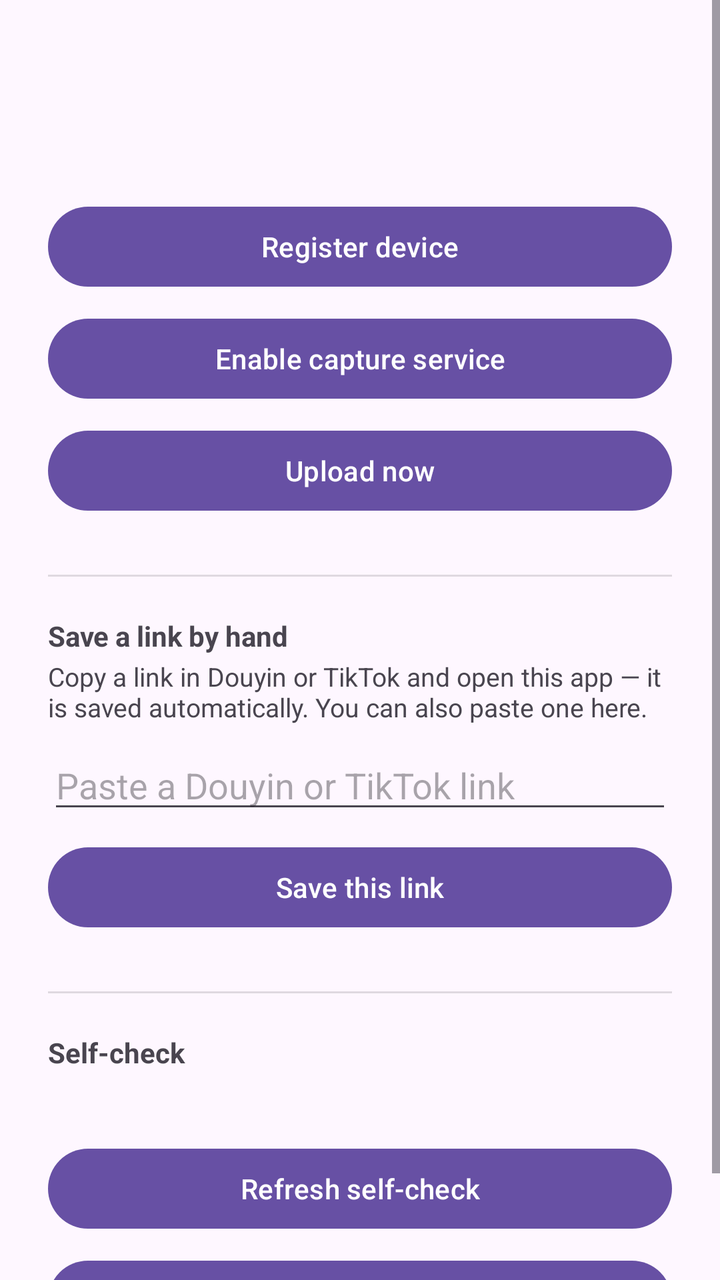
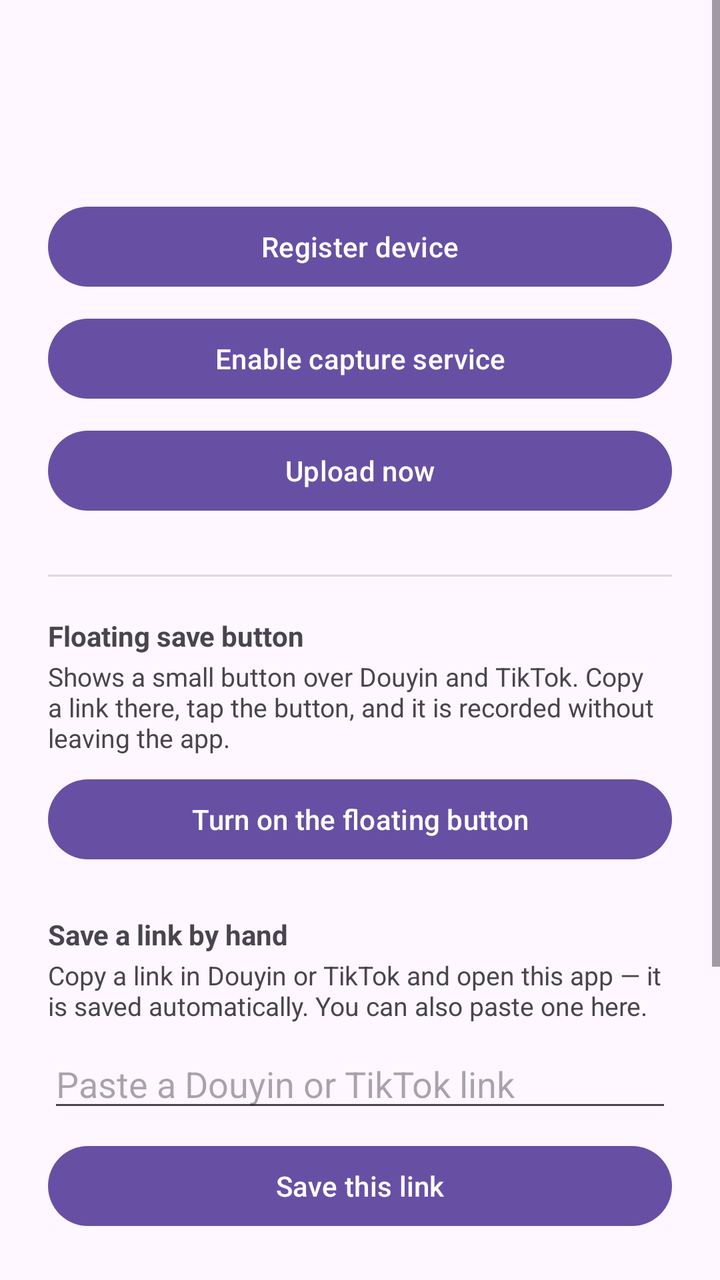

Screens rendered from an Android XML layout before and after an edit, with the pre-edit source and the edit as a unified diff.
<!-- AndroidManifest.xml: application theme Theme.Material3.DayNight -->
<!-- res/layout/activity_main.xml -->
<?xml version="1.0" encoding="utf-8"?>
<ScrollView xmlns:android="http://schemas.android.com/apk/res/android"
    android:layout_width="match_parent"
    android:layout_height="match_parent">

<LinearLayout
    android:layout_width="match_parent"
    android:layout_height="wrap_content"
    android:orientation="vertical"
    android:padding="24dp">

    <TextView
        android:id="@+id/statusText"
        android:layout_width="match_parent"
        android:layout_height="wrap_content"
        android:textSize="18sp"
        android:textStyle="bold" />

    <TextView
        android:id="@+id/pendingText"
        android:layout_width="match_parent"
        android:layout_height="wrap_content"
        android:layout_marginTop="8dp" />

    <Button
        android:id="@+id/registerButton"
        android:layout_width="match_parent"
        android:layout_height="wrap_content"
        android:layout_marginTop="24dp"
        android:text="@string/register_button" />

    <Button
        android:id="@+id/accessibilityButton"
        android:layout_width="match_parent"
        android:layout_height="wrap_content"
        android:layout_marginTop="8dp"
        android:text="@string/open_accessibility_settings" />

    <Button
        android:id="@+id/syncButton"
        android:layout_width="match_parent"
        android:layout_height="wrap_content"
        android:layout_marginTop="8dp"
        android:text="@string/sync_now" />

    
    <View
        android:layout_width="match_parent"
        android:layout_height="1dp"
        android:layout_marginTop="28dp"
        android:background="?android:attr/listDivider" />

    <TextView
        android:layout_width="match_parent"
        android:layout_height="wrap_content"
        android:layout_marginTop="20dp"
        android:text="@string/paste_prompt"
        android:textStyle="bold" />

    <TextView
        android:layout_width="match_parent"
        android:layout_height="wrap_content"
        android:layout_marginTop="2dp"
        android:text="@string/paste_help"
        android:textSize="13sp" />

    <EditText
        android:id="@+id/pasteInput"
        android:layout_width="match_parent"
        android:layout_height="wrap_content"
        android:layout_marginTop="8dp"
        android:autofillHints="URL"
        android:hint="@string/paste_hint"
        android:inputType="textMultiLine"
        android:maxLines="4" />

    <Button
        android:id="@+id/pasteButton"
        android:layout_width="match_parent"
        android:layout_height="wrap_content"
        android:layout_marginTop="8dp"
        android:text="@string/paste_button" />

    
    <View
        android:layout_width="match_parent"
        android:layout_height="1dp"
        android:layout_marginTop="28dp"
        android:background="?android:attr/listDivider" />

    <TextView
        android:layout_width="match_parent"
        android:layout_height="wrap_content"
        android:layout_marginTop="20dp"
        android:text="@string/selfcheck_title"
        android:textStyle="bold" />

    <TextView
        android:id="@+id/selfCheckText"
        android:layout_width="match_parent"
        android:layout_height="wrap_content"
        android:layout_marginTop="8dp"
        android:fontFamily="monospace"
        android:textIsSelectable="true"
        android:textSize="11sp" />

    <Button
        android:id="@+id/selfCheckRefresh"
        android:layout_width="match_parent"
        android:layout_height="wrap_content"
        android:layout_marginTop="12dp"
        android:text="@string/selfcheck_refresh" />

    <Button
        android:id="@+id/selfCheckCopy"
        android:layout_width="match_parent"
        android:layout_height="wrap_content"
        android:layout_marginTop="8dp"
        android:text="@string/selfcheck_copy" />
</LinearLayout>
</ScrollView>
<!-- resources referenced by this layout -->
<resources>
  <string name="open_accessibility_settings">Enable capture service</string>
  <string name="paste_button">Save this link</string>
  <string name="paste_help">If "Save link for research" is missing from the app\'s share menu, use Copy link there and paste it below.</string>
  <string name="paste_hint">Paste a Douyin or TikTok link</string>
  <string name="paste_prompt">Save a link by hand</string>
  <string name="register_button">Register device</string>
  <string name="selfcheck_copy">Copy self-check</string>
  <string name="selfcheck_refresh">Refresh self-check</string>
  <string name="selfcheck_title">Self-check</string>
  <string name="sync_now">Upload now</string>
</resources>

<!-- the commit's change to res/layout/activity_main.xml (unified diff, before → after) -->
@@ -54,6 +54,27 @@
         android:layout_width="match_parent"
         android:layout_height="wrap_content"
         android:layout_marginTop="20dp"
+        android:text="@string/save_button_title"
+        android:textStyle="bold" />
+
+    <TextView
+        android:layout_width="match_parent"
+        android:layout_height="wrap_content"
+        android:layout_marginTop="2dp"
+        android:text="@string/save_button_help"
+        android:textSize="13sp" />
+
+    <Button
+        android:id="@+id/saveButtonToggle"
+        android:layout_width="match_parent"
+        android:layout_height="wrap_content"
+        android:layout_marginTop="8dp"
+        android:text="@string/save_button_enable" />
+
+    <TextView
+        android:layout_width="match_parent"
+        android:layout_height="wrap_content"
+        android:layout_marginTop="24dp"
         android:text="@string/paste_prompt"
         android:textStyle="bold" />
 
<!-- resource entries referenced after the edit -->
@@ -6,6 +6,9 @@
   <string name="paste_hint">Paste a Douyin or TikTok link</string>
   <string name="paste_prompt">Save a link by hand</string>
   <string name="register_button">Register device</string>
+  <string name="save_button_enable">Turn on the floating button</string>
+  <string name="save_button_help">Shows a small button over Douyin and TikTok. Copy a link there, tap the button, and it is recorded without leaving the app.</string>
+  <string name="save_button_title">Floating save button</string>
   <string name="selfcheck_copy">Copy self-check</string>
   <string name="selfcheck_refresh">Refresh self-check</string>
   <string name="selfcheck_title">Self-check</string>
